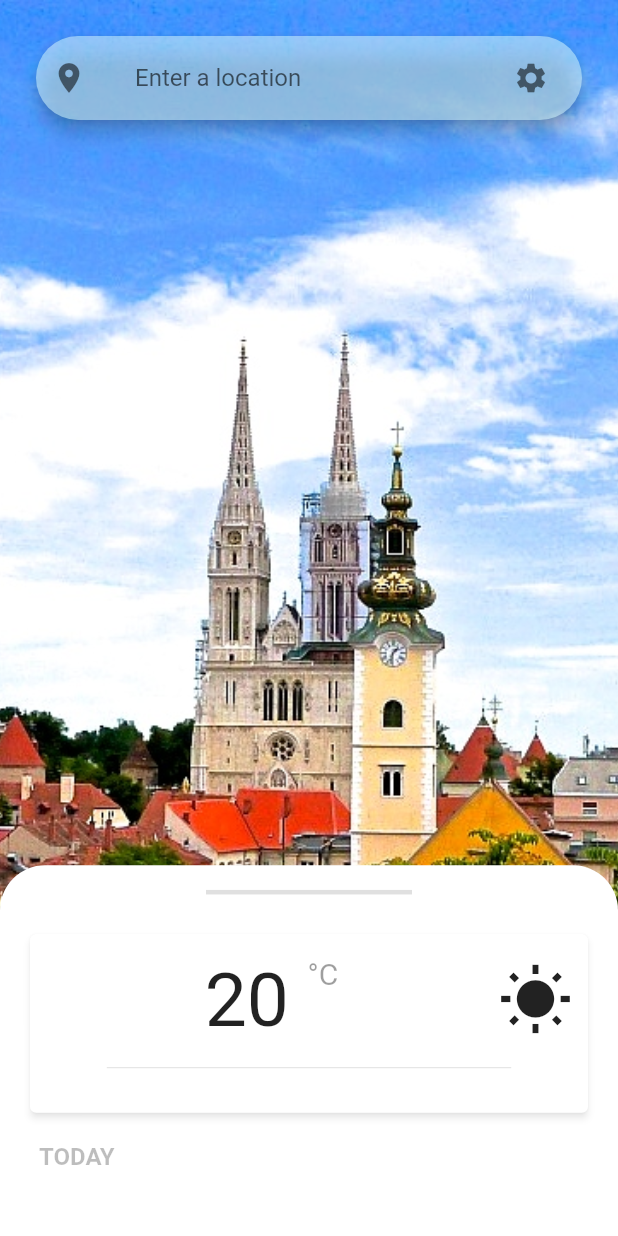
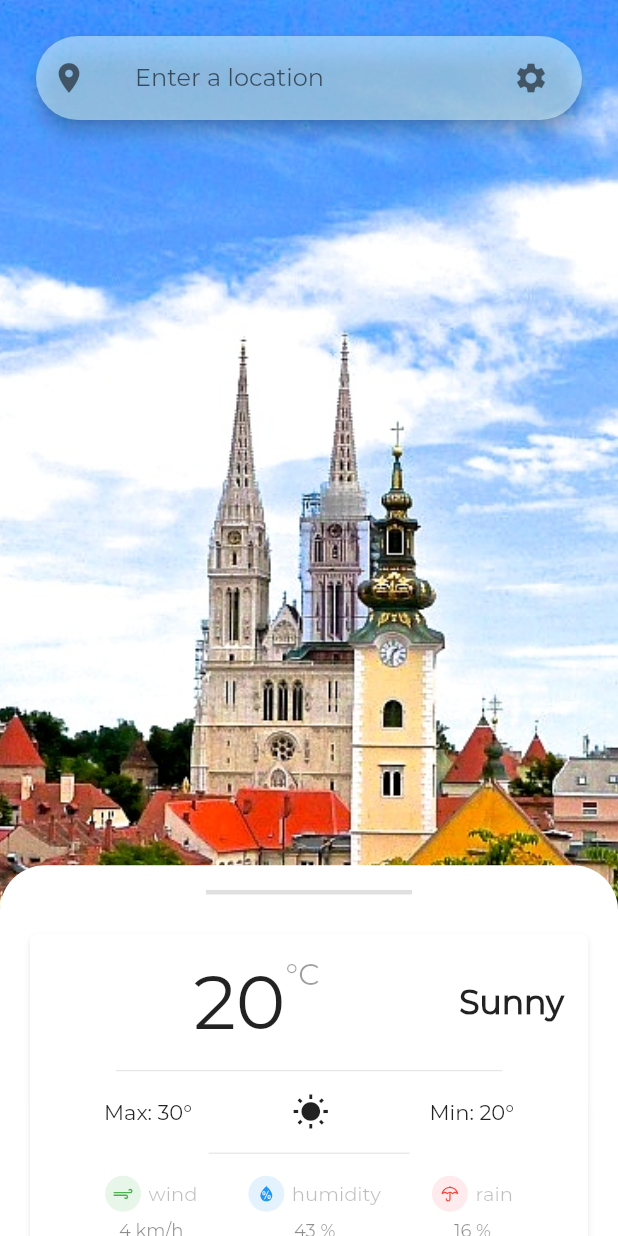
Before and after one commit to FilipLjubic/weather_app, a Flutter app: the screen it shows after launch, on a phone screen of 412 x 824 dp. Run offline on Flutter 3.47's test engine with Material 2 defaults, Android fonts, the phone set to English and light mode, and no system bars; our stand-ins replace weather_icons; missing offline and left inert: date_time_format.

Commit message:
a bit of refactoring and adding icons to card

```diff
--- a/lib/screens/future_days.dart
+++ b/lib/screens/future_days.dart
@@ -1,9 +1,7 @@
 import 'package:flutter/material.dart';
 import 'package:weather_icons/weather_icons.dart';
 
-/// TODO: - change fonts,
-///       - make rich text ouf of some texts
-///       - change font of tomorrow weather container and appbar
+/// TODO: - change font of tomorrow weather container and appbar
 ///       - add elipses on 2 edges
 ///       - make 7 text column into cards or give them elevation
 
--- /dev/null
+++ b/lib/widgets/current_time.dart
@@ -0,0 +1,33 @@
+import 'package:date_time_format/date_time_format.dart';
+import 'package:flutter/material.dart';
+
+class CurrentTime extends StatelessWidget {
+  const CurrentTime({
+    @required this.currentTime,
+  });
+
+  final DateTime currentTime;
+
+  @override
+  Widget build(BuildContext context) {
+    return Column(
+      mainAxisAlignment: MainAxisAlignment.center,
+      children: [
+        Text(
+          DateTimeFormat.format(currentTime,
+              format: 'D M j, Y'), // DAY MONTH day(num), year(num)
+          style: TextStyle(
+              fontFamily: "Montserrat",
+              fontWeight: FontWeight.bold,
+              color: Colors.black54),
+        ),
+        Text(
+          DateTimeFormat.format(currentTime,
+              format: 'H:i'), // HOUR(0-24):minutes
+          style: TextStyle(
+              fontFamily: "Montserrat", fontSize: 32.0, color: Colors.black26),
+        ),
+      ],
+    );
+  }
+}
--- a/lib/widgets/current_weather_card.dart
+++ b/lib/widgets/current_weather_card.dart
@@ -1,5 +1,6 @@
 import 'package:flutter/material.dart';
-import 'package:date_time_format/date_time_format.dart';
+import 'package:weather_app/widgets/current_time.dart';
+import 'package:weather_icons/weather_icons.dart';
 
 class CurrentWeatherCard extends StatelessWidget {
   final DateTime currentTime = DateTime.now();
@@ -11,51 +12,41 @@ class CurrentWeatherCard extends StatelessWidget {
       shadowColor: Colors.black45,
       margin: const EdgeInsets.symmetric(horizontal: 20.0, vertical: 20.0),
       child: Padding(
-        padding: const EdgeInsets.symmetric(horizontal: 10.0, vertical: 15.0),
+        padding: const EdgeInsets.symmetric(horizontal: 16.0, vertical: 15.0),
         child: Column(
           children: [
             Row(
               mainAxisAlignment: MainAxisAlignment.spaceBetween,
               children: [
-                Column(
-                  mainAxisAlignment: MainAxisAlignment.center,
-                  children: [
-                    Text(
-                      DateTimeFormat.format(currentTime,
-                          format: 'D M j, Y'), // DAY MONTH day(num), year(num)
-                      style: TextStyle(
-                          fontWeight: FontWeight.bold, color: Colors.black54),
-                    ),
-                    Text(
-                      DateTimeFormat.format(currentTime,
-                          format: 'H:i'), // HOUR(0-24):minutes
-                      style: TextStyle(fontSize: 32.0, color: Colors.black26),
-                    ),
-                  ],
-                ),
+                CurrentTime(currentTime: currentTime),
                 Row(
                   crossAxisAlignment: CrossAxisAlignment.start,
                   children: [
                     Text(
-                      '20 ',
+                      '20',
                       style: TextStyle(
                         fontSize: 50.0,
                         color: Colors.black87,
+                        fontFamily: "Montserrat",
                       ),
                     ),
                     Text(
                       "°C",
                       style: TextStyle(
                         fontSize: 20.0,
+                        fontFamily: "Montserrat",
                         color: Colors.black38,
                       ),
                     )
                   ],
                 ),
-                Icon(
-                  Icons.wb_sunny,
-                  size: 50.0,
-                )
+                Text(
+                  "Sunny",
+                  style: TextStyle(
+                      fontSize: 22.0,
+                      fontWeight: FontWeight.bold,
+                      fontFamily: "Montserrat"),
+                ),
               ],
             ),
             Divider(
@@ -63,6 +54,100 @@ class CurrentWeatherCard extends StatelessWidget {
               indent: MediaQuery.of(context).size.width / 10,
               height: 30.0,
             ),
+            Row(
+              mainAxisAlignment: MainAxisAlignment.spaceAround,
+              children: [
+                Text(
+                  "Max: 30°",
+                  style: TextStyle(
+                    fontFamily: "Montserrat",
+                  ),
+                ),
+                Icon(
+                  Icons.wb_sunny,
+                  size: 25.0,
+                ),
+                Text(
+                  "Min: 20°",
+                  style: TextStyle(
+                    fontFamily: "Montserrat",
+                  ),
+                ),
+              ],
+            ),
+            Divider(
+              endIndent: MediaQuery.of(context).size.width / 4,
+              indent: MediaQuery.of(context).size.width / 4,
+              height: 30.0,
+            ),
+            Row(
+              mainAxisAlignment: MainAxisAlignment.spaceEvenly,
+              children: [
+                RoundPropertyIcon(
+                  propertyLabel: Text(
+                    "wind",
+                    style: TextStyle(
+                      color: Colors.black26,
+                      fontFamily: "Montserrat",
+                      fontSize: 13.0,
+                    ),
+                  ),
+                  property: Text(
+                    "4 km/h",
+                    style: TextStyle(
+                      color: Colors.black45,
+                      fontFamily: "Montserrat",
+                      fontSize: 12.0,
+                    ),
+                  ),
+                  backgroundColor: Colors.green[50],
+                  color: Colors.green,
+                  icon: WeatherIcons.strong_wind,
+                ),
+                RoundPropertyIcon(
+                  propertyLabel: Text(
+                    "humidity",
+                    style: TextStyle(
+                      color: Colors.black26,
+                      fontFamily: "Montserrat",
+                      fontSize: 13.0,
+                    ),
+                  ),
+                  property: Text(
+                    "43 %",
+                    style: TextStyle(
+                      color: Colors.black45,
+                      fontFamily: "Montserrat",
+                      fontSize: 12.0,
+                    ),
+                  ),
+                  backgroundColor: Colors.blue[50],
+                  color: Colors.blue,
+                  icon: WeatherIcons.humidity,
+                ),
+                RoundPropertyIcon(
+                  propertyLabel: Text(
+                    "rain",
+                    style: TextStyle(
+                      color: Colors.black26,
+                      fontFamily: "Montserrat",
+                      fontSize: 13.0,
+                    ),
+                  ),
+                  property: Text(
+                    "16 %",
+                    style: TextStyle(
+                      color: Colors.black45,
+                      fontFamily: "Montserrat",
+                      fontSize: 12.0,
+                    ),
+                  ),
+                  backgroundColor: Colors.red[50],
+                  color: Colors.red,
+                  icon: WeatherIcons.umbrella,
+                ),
+              ],
+            )
           ],
         ),
       ),
@@ -70,41 +155,50 @@ class CurrentWeatherCard extends StatelessWidget {
   }
 }
 
-//ListTile(
-//   contentPadding:
-//       const EdgeInsets.symmetric(horizontal: 20.0, vertical: 10.0),
-//   leading:
-//   title: Padding(
-//     padding: const EdgeInsets.only(left: 8.0),
-//     child: Column(
-//       crossAxisAlignment: CrossAxisAlignment.start,
-//       children: [
-//         Text(
-//           "It's",
-//           style: TextStyle(fontSize: 15.0),
-//         ),
-//         Text(
-//           "Sunny",
-//           style: TextStyle(
-//             fontSize: 22.0,
-//             fontWeight: FontWeight.bold,
-//           ),
-//         ),
-//         Text(
-//           "now",
-//           style: TextStyle(fontSize: 15.0),
-//         ),
-//       ],
-//     ),
-//   ),
-//   trailing: RichText(
-//     text: TextSpan(
-//       text:
-//       children: [
-//         TextSpan(
-// text:
-//         ),
-//       ],
-//     ),
-//   ),
-// ),
+class RoundPropertyIcon extends StatelessWidget {
+  const RoundPropertyIcon({
+    @required this.propertyLabel,
+    @required this.property,
+    @required this.icon,
+    @required this.color,
+    @required this.backgroundColor,
+  });
+
+  final Text propertyLabel, property;
+  final IconData icon;
+  final Color color, backgroundColor;
+
+  @override
+  Widget build(BuildContext context) {
+    return Column(
+      children: [
+        Row(
+          children: [
+            Container(
+              child: Padding(
+                padding: const EdgeInsets.all(4.0),
+                child: BoxedIcon(
+                  icon,
+                  color: color,
+                  size: 16.0,
+                ),
+              ),
+              decoration: BoxDecoration(
+                shape: BoxShape.circle,
+                color: backgroundColor,
+              ),
+            ),
+            const SizedBox(
+              width: 5.0,
+            ),
+            propertyLabel,
+          ],
+        ),
+        const SizedBox(
+          height: 5.0,
+        ),
+        property,
+      ],
+    );
+  }
+}
--- a/lib/widgets/floating_search_bar.dart
+++ b/lib/widgets/floating_search_bar.dart
@@ -22,10 +22,16 @@ class FloatingSearchBar extends StatelessWidget {
             title: TextField(
               keyboardType: TextInputType.text,
               textInputAction: TextInputAction.go,
+              style: TextStyle(
+                fontFamily: "Montserrat",
+              ),
               decoration: InputDecoration(
                 border: InputBorder.none,
                 // set to current location
                 hintText: "Enter a location",
+                hintStyle: TextStyle(
+                  fontFamily: "Montserrat",
+                ),
               ),
             ),
             // make it shine while its being held
```
